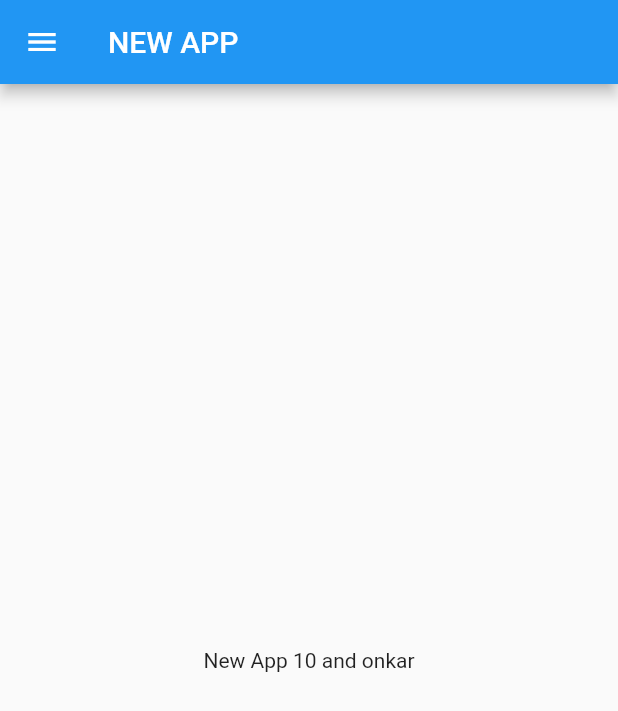
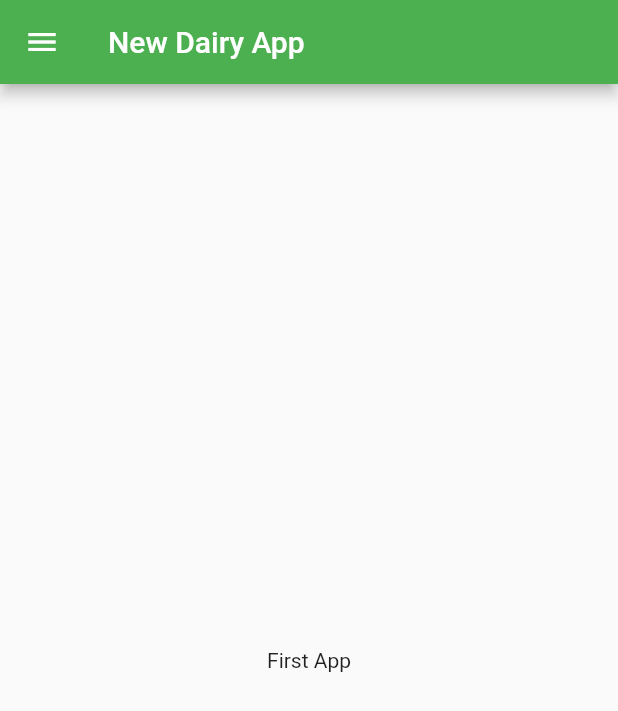
Before and after one commit to OnkarTanwade/Flutter_Projects, a Flutter app: the HomePage screen opened directly, on a phone screen of 412 x 824 dp. Shown: the top 711 px of the screen. Run offline on Flutter 3.47's test engine with Material 2 defaults, Android fonts, the phone set to English and light mode, and no system bars; statements that could not run were skipped.

Commit message:
day1 completed

```diff
--- a/lib/pages/home_page.dart
+++ b/lib/Pages/home_page.dart
@@ -1,20 +1,21 @@
 import 'package:flutter/material.dart';
 
 class HomePage extends StatelessWidget {
-  final int days = 10;
-  final String name = 'onkar';
+  const HomePage({Key? key}) : super(key: key);
+
   @override
   Widget build(BuildContext context) {
     return Scaffold(
       appBar: AppBar(
-        title: Text('NEW APP'),
+        title: Text("New Dairy App"),
       ),
       body: Center(
-        child:Container(
-          child: Text('New App $days and $name'),
+        child: Container(
+          child: Text("First App"),
         ),
       ),
       drawer: Drawer(),
     );
+
   }
 }
```
Also changed, not shown: lib/main.dart (+20 -8 lines), lib/pages/login_page.dart (+8 -8 lines), lib/Pages/login_page.dart (added).
